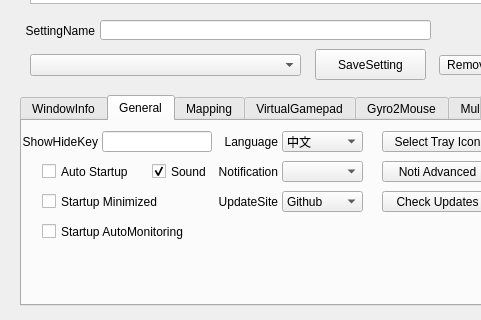
The window that QKeyMapper/qkeymapper.ui (Zalafina/QKeyMapper) describes before a commit, drawn with Qt 5; both pictures show x 0 to 481 and y 350 to 670 of the 1070 by 670 pixel window.
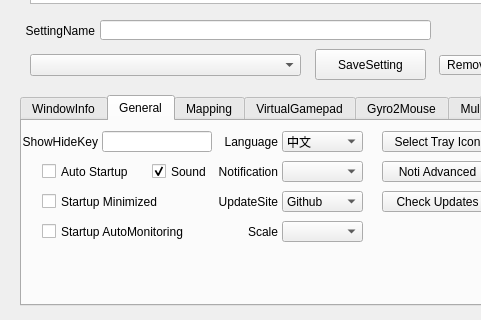
The same window after the commit. The open tabs and pages were chosen to show the change.

Patch:
```diff
--- a/QKeyMapper/qkeymapper.ui
+++ b/QKeyMapper/qkeymapper.ui
@@ -794,9 +794,9 @@
     <widget class="QLabel" name="updateSiteLabel">
      <property name="geometry">
       <rect>
-       <x>185</x>
+       <x>175</x>
        <y>70</y>
-       <width>71</width>
+       <width>81</width>
        <height>21</height>
       </rect>
      </property>
@@ -879,7 +879,7 @@
       <rect>
        <x>20</x>
        <y>100</y>
-       <width>151</width>
+       <width>171</width>
        <height>21</height>
       </rect>
      </property>
@@ -890,6 +890,35 @@
       <string>Startup AutoMonitoring</string>
      </property>
     </widget>
+    <widget class="QLabel" name="scaleLabel">
+     <property name="geometry">
+      <rect>
+       <x>195</x>
+       <y>100</y>
+       <width>61</width>
+       <height>21</height>
+      </rect>
+     </property>
+     <property name="text">
+      <string>Scale</string>
+     </property>
+     <property name="alignment">
+      <set>Qt::AlignmentFlag::AlignRight|Qt::AlignmentFlag::AlignTrailing|Qt::AlignmentFlag::AlignVCenter</set>
+     </property>
+    </widget>
+    <widget class="QComboBox" name="scaleComboBox">
+     <property name="geometry">
+      <rect>
+       <x>260</x>
+       <y>100</y>
+       <width>81</width>
+       <height>21</height>
+      </rect>
+     </property>
+     <property name="focusPolicy">
+      <enum>Qt::FocusPolicy::NoFocus</enum>
+     </property>
+    </widget>
     <zorder>startupMinimizedCheckBox</zorder>
     <zorder>autoStartupCheckBox</zorder>
     <zorder>notificationLabel</zorder>
```
Left out of the diff: 4 changed lines with no effect on the pictures.
